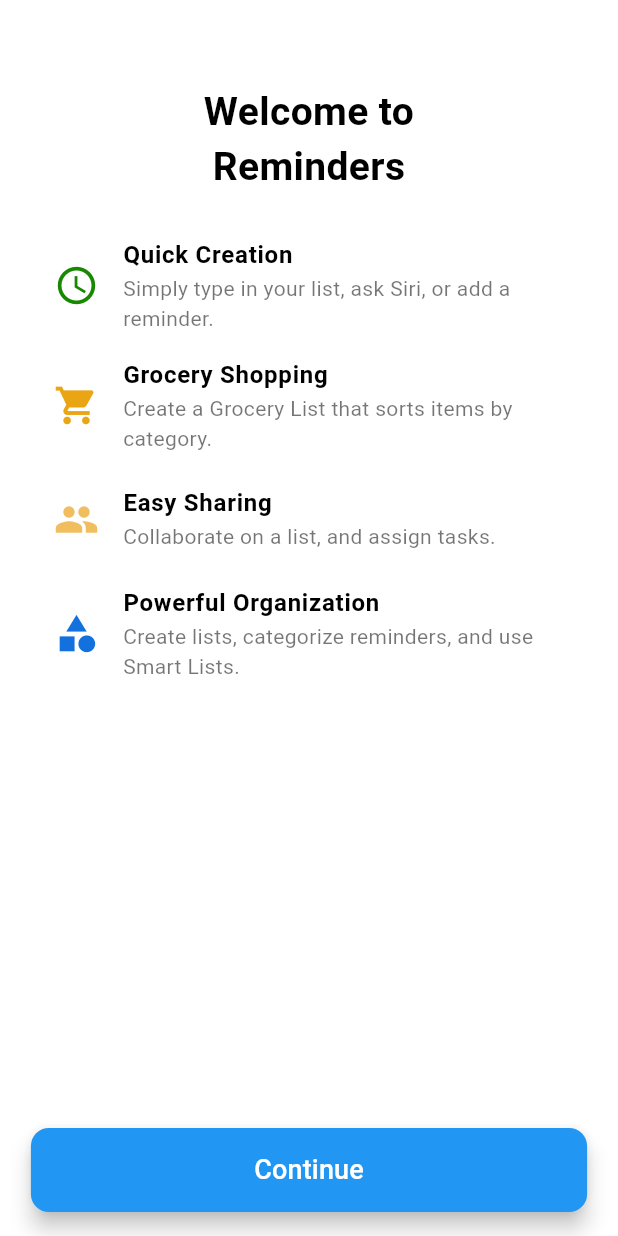
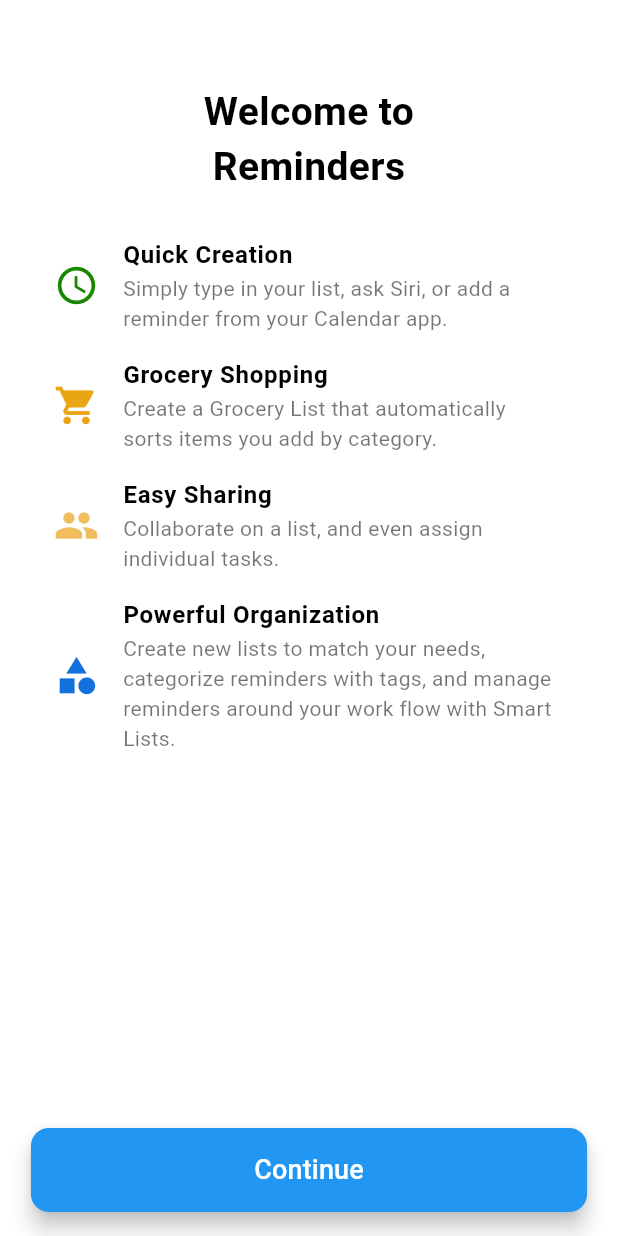
Before and after one commit to AngelL327/Lenguajes-1-PAC-2025-Tarea-1.2, a Flutter app: the screen it shows after launch, on a phone screen of 412 x 824 dp. Run offline on Flutter 3.47's test engine with Material 3 defaults, Android fonts, the phone set to English and light mode, and no system bars.

Commit message:
Modificacion de los textos

```diff
--- a/lib/main.dart
+++ b/lib/main.dart
@@ -50,14 +50,14 @@ class _HomePageState extends State<HomePage> {
           ),
           SizedBox(height: 20),
           _IconNuevo(Icons.access_time, const Color.fromARGB(255, 24, 136, 2), "Quick Creation",
-              "Simply type in your list, ask Siri, or add a reminder."),
+              "Simply type in your list, ask Siri, or add a reminder from your Calendar app."),
           _IconNuevo(Icons.shopping_cart, const Color.fromARGB(255, 233, 165, 20), "Grocery Shopping",
-              "Create a Grocery List that sorts items by category."),
+              "Create a Grocery List that automatically sorts items you add by category."),
           _IconNuevo(Icons.people, const Color.fromARGB(255, 241, 190, 95), "Easy Sharing",
-              "Collaborate on a list, and assign tasks."),
+              "Collaborate on a list, and even assign individual tasks."),
           _IconNuevo(Icons.category, const Color.fromARGB(255, 18, 113, 221), "Powerful Organization",
-              "Create lists, categorize reminders, and use Smart Lists."),
-          Spacer(), // Solo ser agrego esto para tener espacio con el boton de abajo
+              "Create new lists to match your needs, categorize reminders with tags, and manage reminders around your work flow with Smart Lists."),
+          Spacer(),
         ],
       ),
       floatingActionButtonLocation: FloatingActionButtonLocation.centerFloat,
```
